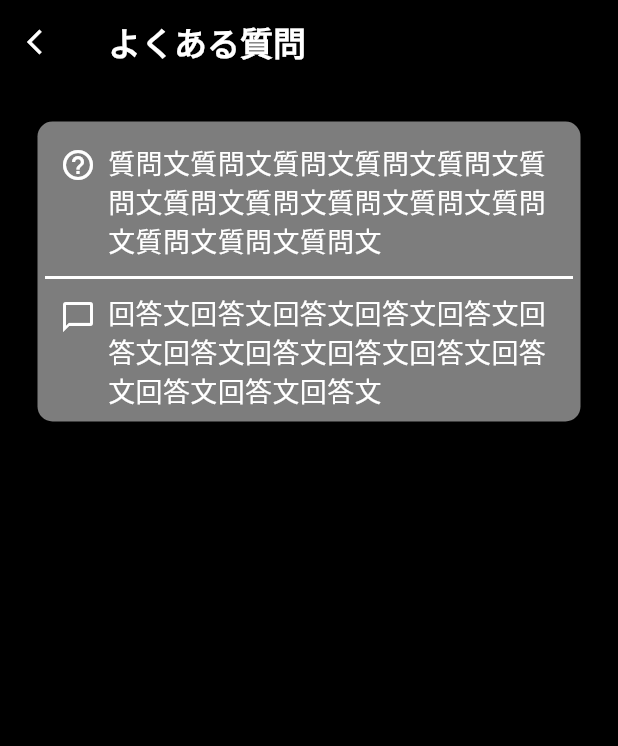
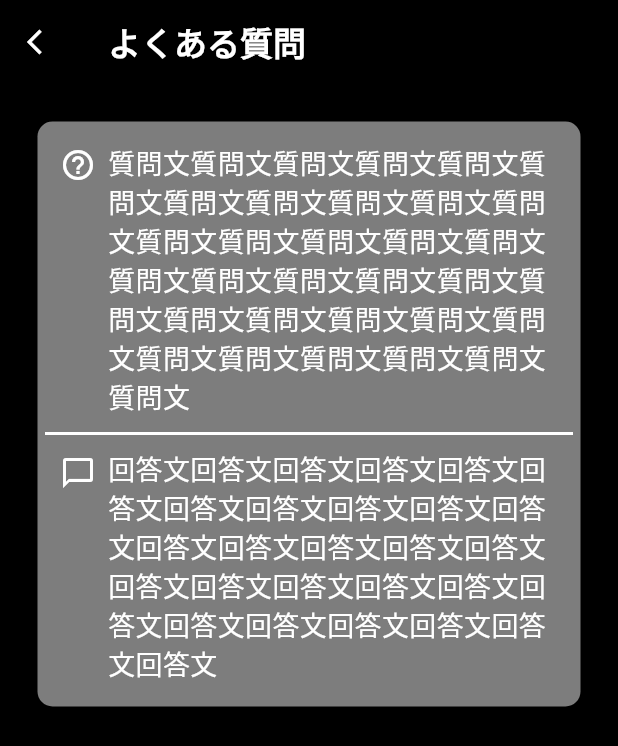
Before and after one commit to laughtaone/bere, a Flutter app: the QandAPage screen opened directly, on a phone screen of 412 x 824 dp. Shown: the top 746 px of the screen. Run offline on Flutter 3.47's test engine with Material 3 defaults, Android fonts, the phone set to English and light mode, and no system bars; our stand-ins replace camera, settings_ui.

Commit message:
縦幅を適切に設定できた後

```diff
--- a/lib/settings_qanda_display.dart
+++ b/lib/settings_qanda_display.dart
@@ -52,11 +52,12 @@ class QandAPage extends StatelessWidget {
         data: ThemeData.dark(),
         child: Stack(
           children: [
-            ConstrainedBox(
-              constraints: BoxConstraints(
-                maxHeight: 250.0,
-              ),
-              child: Container(
+            Wrap(
+              // constraints: BoxConstraints(
+              //   maxHeight: 250.0,
+              // ),
+              children: [
+                Container(
                   decoration: BoxDecoration(
                     borderRadius: BorderRadius.circular(10),
                     color: Color(0xFF7d7d7d),
@@ -82,7 +83,7 @@ class QandAPage extends StatelessWidget {
                               child: Padding(
                                 padding: EdgeInsets.only(left: 8.0), // アイコンとテキストの間に余白を設定することができます
                                 child: Text(
-                                '質問文質問文質問文質問文質問文質問文質問文質問文質問文質問文質問文質問文質問文質問文',
+                                  '質問文質問文質問文質問文質問文質問文質問文質問文質問文質問文質問文質問文質問文質問文質問文質問文質問文質問文質問文質問文質問文質問文質問文質問文質問文質問文質問文質問文質問文質問文質問文質問文質問文',
                                   textAlign: TextAlign.start,
                                   style: TextStyle(
                                     fontSize: 18,
@@ -116,7 +117,7 @@ class QandAPage extends StatelessWidget {
                               child: Padding(
                                 padding: EdgeInsets.only(left: 8.0), // アイコンとテキストの間に余白を設定することができます
                                 child: Text(
-                                '回答文回答文回答文回答文回答文回答文回答文回答文回答文回答文回答文回答文回答文回答文',
+                                  '回答文回答文回答文回答文回答文回答文回答文回答文回答文回答文回答文回答文回答文回答文回答文回答文回答文回答文回答文回答文回答文回答文回答文回答文回答文回答文回答文回答文',
                                   textAlign: TextAlign.start,
                                   style: TextStyle(
                                     fontSize: 18,
@@ -137,6 +138,7 @@ class QandAPage extends StatelessWidget {
                     ],
                   ),
                 ),
+              ],
             ),
           ],
         ),
```
Lines whose indentation alone changed are shown as unchanged.
